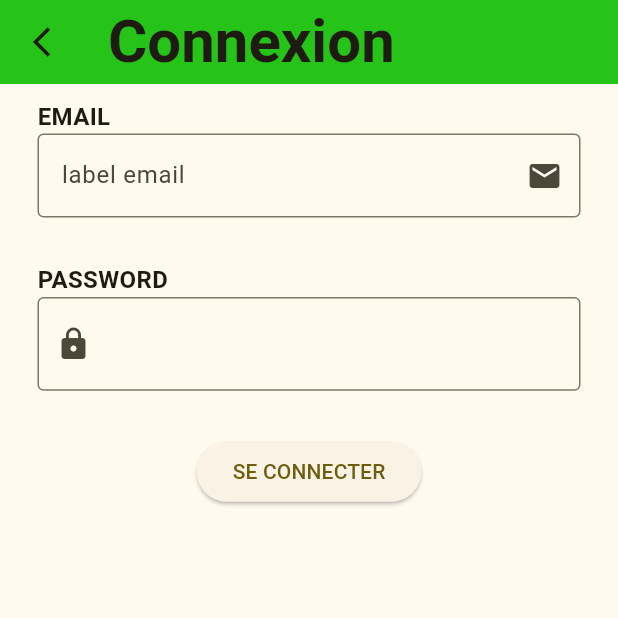
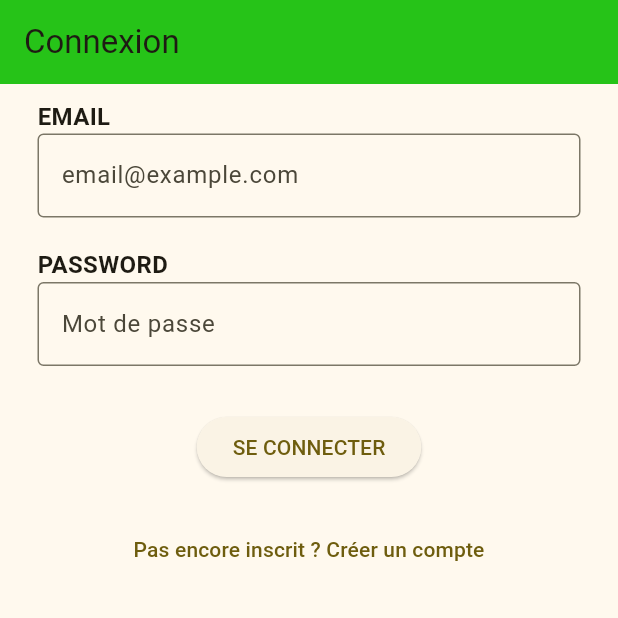
Before and after one commit to Strategiemilambopaul/Flutter_Authentification, a Flutter app: the screen it shows after launch, on a phone screen of 412 x 824 dp, the top half of it. Run offline on Flutter 3.47's test engine with Material 3 defaults, Android fonts, the light colour scheme and no system bars; our stand-ins replace firebase_auth, firebase_core, google_fonts; accounts and stored records are empty.

Commit message:
update login_page

```diff
--- a/lib/view/login_page.dart
+++ b/lib/view/login_page.dart
@@ -1,6 +1,7 @@
 import 'package:flutter/material.dart';
 import 'package:l4_seance_2/controller/login_controller.dart';
 import 'package:l4_seance_2/view/home_page.dart';
+import 'package:l4_seance_2/view/register_page.dart';
 
 class LoginPage extends StatefulWidget {
   const LoginPage({super.key});
@@ -12,104 +13,67 @@ class LoginPage extends StatefulWidget {
 class _LoginPageState extends State<LoginPage> {
   final _emailController = TextEditingController();
   final _passwordController = TextEditingController();
-
-  // final _controller = LoginController();
-
+  final _controller = LoginController();
   bool _isLoading = false;
-  final _controller = LoginController();
-
-  @override
-  void initState() {
-    super.initState();
-  }
 
   @override
   Widget build(BuildContext context) {
     return Scaffold(
       appBar: AppBar(
-          leading: Icon(Icons.arrow_back_ios_sharp),
+        title: Text('Connexion'),
         backgroundColor: Color.fromRGBO(38, 195, 24, 1),
-          title: Text(
-            'Connexion',
-            style: TextStyle(
-              fontSize: 40,
-              fontWeight: FontWeight.bold,
-            ),
-          ),
       ),
       body: Padding(
         padding: EdgeInsets.symmetric(horizontal: 25, vertical: 10),
         child: Column(
-            // spacing: 20,
           crossAxisAlignment: CrossAxisAlignment.start,
           children: [
-              Text(
-                'EMAIL',
-                style: TextStyle(fontWeight: FontWeight.bold, fontSize: 16),
-              ),
-              TextField(
-                controller: _emailController,
-                keyboardType: TextInputType.emailAddress,
-                decoration: InputDecoration(
-                    suffixIcon: Icon(Icons.email),
-                    labelText: 'label email',
-                    hintText: 'joseph@gmail.com',
-                    border: OutlineInputBorder()),
-              ),
-              SizedBox(height: 30),
-              Text('PASSWORD',
-                  style: TextStyle(fontWeight: FontWeight.bold, fontSize: 16)),
-              TextField(
-                controller: _passwordController,
-                obscureText: true,
-                decoration: InputDecoration(
-                    suffix: GestureDetector(
-                        onTap: () {}, child: Icon(Icons.remove_red_eye)),
-                    prefixIcon: Icon(Icons.lock),
-                    border: OutlineInputBorder()),
-              ),
+            Text('EMAIL', style: TextStyle(fontWeight: FontWeight.bold, fontSize: 16)),
+            TextField(controller: _emailController, keyboardType: TextInputType.emailAddress, decoration: InputDecoration(border: OutlineInputBorder(), hintText: 'email@example.com')),
+            SizedBox(height: 20),
+            Text('PASSWORD', style: TextStyle(fontWeight: FontWeight.bold, fontSize: 16)),
+            TextField(controller: _passwordController, obscureText: true, decoration: InputDecoration(border: OutlineInputBorder(), hintText: 'Mot de passe')),
             SizedBox(height: 30),
             Center(
               child: ElevatedButton(
+                onPressed: _doLogin,
+                child: _isLoading ? CircularProgressIndicator(color: Colors.white) : Text('SE CONNECTER'),
+              ),
+            ),
+            SizedBox(height: 20),
+            Center(
+              child: TextButton(
                 onPressed: () {
-                    return _doLogin();
+                  Navigator.push(context, MaterialPageRoute(builder: (_) => RegisterPage()));
                 },
-                  child: _isLoading
-                      ? CircularProgressIndicator()
-                      : Text('SE CONNECTER'),
+                child: Text('Pas encore inscrit ? Créer un compte'),
               ),
-              )
+            ),
           ],
         ),
-        ));
-  }
-
-  void _doLogin() async {
-    String email = _emailController.text;
-    String password = _passwordController.text;
-
-    setState(() {
-      _isLoading = true;
-    });
-
-    final error = await _controller.Register(email, password);
-
-    if (error == null) {
-      Navigator.pushReplacement(
-        context,
-        MaterialPageRoute(builder: (context) => HomePage()),
-      );
-    } else {
-      ScaffoldMessenger.of(context).showSnackBar(
-        SnackBar(
-          content: Text(error),
-          backgroundColor: Colors.red,
       ),
     );
   }
 
-    setState(() {
-      _isLoading = false;
-    });
+  void _doLogin() async {
+    String email = _emailController.text.trim();
+    String password = _passwordController.text.trim();
+
+    if (email.isEmpty || password.isEmpty) {
+      ScaffoldMessenger.of(context).showSnackBar(SnackBar(content: Text('Veuillez remplir tous les champs'), backgroundColor: Colors.red));
+      return;
+    }
+
+    setState(() => _isLoading = true);
+
+    final error = await _controller.login(email, password);
+
+    if (error == null) {
+      Navigator.pushReplacement(context, MaterialPageRoute(builder: (_) => HomePage()));
+    } else {
+      ScaffoldMessenger.of(context).showSnackBar(SnackBar(content: Text(error), backgroundColor: Colors.red));
+    }
+
+    setState(() => _isLoading = false);
   }
 }
```
Lines whose indentation alone changed are shown as unchanged.
